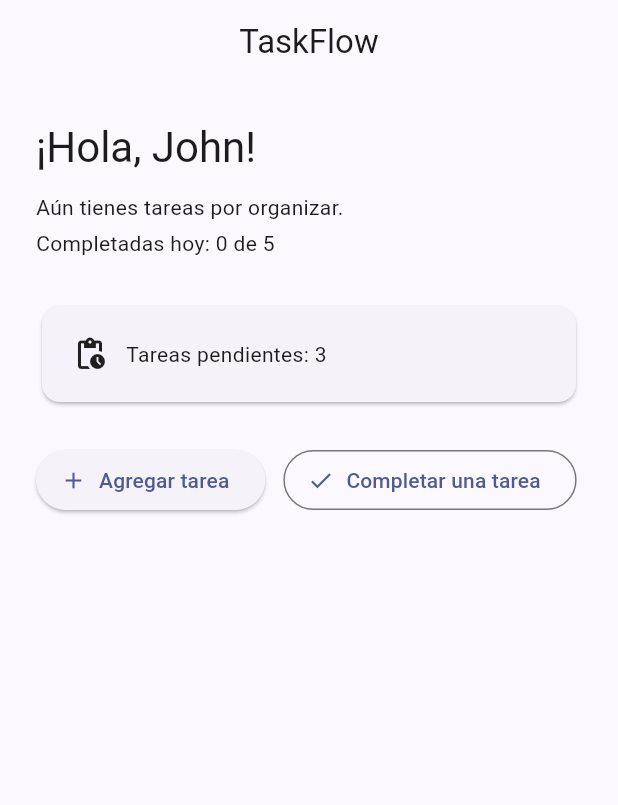
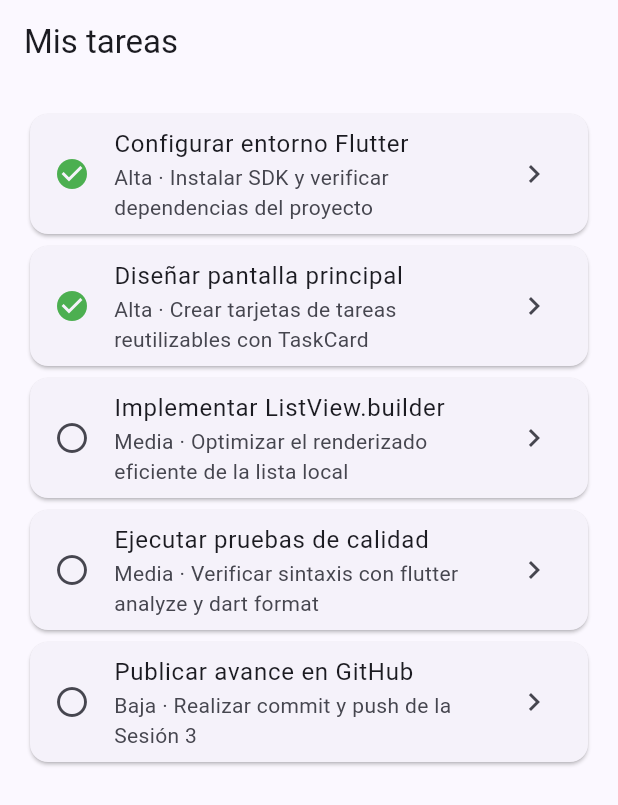
Before and after one commit to Jbello18/TaskFlow-JohnBello, a Flutter app: the screen it shows after launch, on a phone screen of 412 x 824 dp. Shown: the top 805 px of the screen. Run offline on Flutter 3.47's test engine with Material 3 defaults, Android fonts, the phone set to English and light mode, and no system bars.

Commit message:
feat: mostrar listado local de tareas

```diff
--- a/lib/main.dart
+++ b/lib/main.dart
@@ -16,7 +16,82 @@ class TaskFlowApp extends StatelessWidget {
         colorScheme: ColorScheme.fromSeed(seedColor: Colors.indigo),
         useMaterial3: true,
       ),
-      home: const WelcomeScreen(),
+      home: const TaskListScreen(),
+    );
+  }
+}
+
+class Task {
+  const Task({
+    required this.id,
+    required this.title,
+    required this.description,
+    required this.priority,
+    required this.isCompleted,
+  });
+
+  final int id;
+  final String title;
+  final String description;
+  final String priority;
+  final bool isCompleted;
+}
+
+const demoTasks = [
+  Task(
+    id: 1,
+    title: 'Configurar entorno Flutter',
+    description: 'Instalar SDK y verificar dependencias del proyecto',
+    priority: 'Alta',
+    isCompleted: true,
+  ),
+  Task(
+    id: 2,
+    title: 'Diseñar pantalla principal',
+    description: 'Crear tarjetas de tareas reutilizables con TaskCard',
+    priority: 'Alta',
+    isCompleted: true,
+  ),
+  Task(
+    id: 3,
+    title: 'Implementar ListView.builder',
+    description: 'Optimizar el renderizado eficiente de la lista local',
+    priority: 'Media',
+    isCompleted: false,
+  ),
+  Task(
+    id: 4,
+    title: 'Ejecutar pruebas de calidad',
+    description: 'Verificar sintaxis con flutter analyze y dart format',
+    priority: 'Media',
+    isCompleted: false,
+  ),
+  Task(
+    id: 5,
+    title: 'Publicar avance en GitHub',
+    description: 'Realizar commit y push de la Sesión 3',
+    priority: 'Baja',
+    isCompleted: false,
+  ),
+];
+
+class TaskCard extends StatelessWidget {
+  const TaskCard({super.key, required this.task});
+
+  final Task task;
+
+  @override
+  Widget build(BuildContext context) {
+    return Card(
+      child: ListTile(
+        leading: Icon(
+          task.isCompleted ? Icons.check_circle : Icons.radio_button_unchecked,
+          color: task.isCompleted ? Colors.green : null,
+        ),
+        title: Text(task.title),
+        subtitle: Text('${task.priority} · ${task.description}'),
+        trailing: const Icon(Icons.chevron_right),
+      ),
     );
   }
 }
@@ -47,7 +122,6 @@ class _WelcomeScreenState extends State<WelcomeScreen> {
       return;
     }
 
-    // 3. Decrementar pendientes e incrementar completadas si es menor que la meta
     setState(() {
       pendingTasks--;
       if (completedTasks < dailyGoal) {
@@ -114,3 +188,22 @@ class _WelcomeScreenState extends State<WelcomeScreen> {
     );
   }
 }
+
+class TaskListScreen extends StatelessWidget {
+  const TaskListScreen({super.key});
+
+  @override
+  Widget build(BuildContext context) {
+    return Scaffold(
+      appBar: AppBar(title: const Text('Mis tareas')),
+      body: ListView.builder(
+        padding: const EdgeInsets.all(16),
+        itemCount: demoTasks.length,
+        itemBuilder: (context, index) {
+          final task = demoTasks[index];
+          return TaskCard(task: task);
+        },
+      ),
+    );
+  }
+}
```
